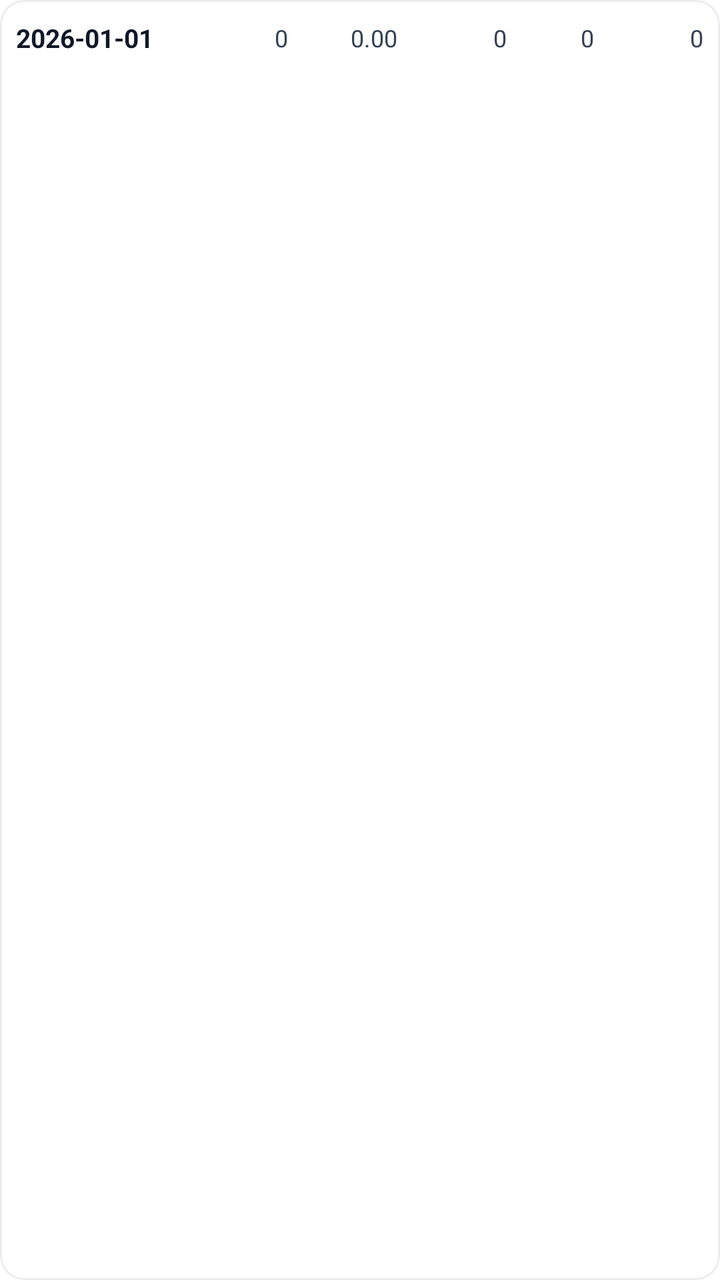
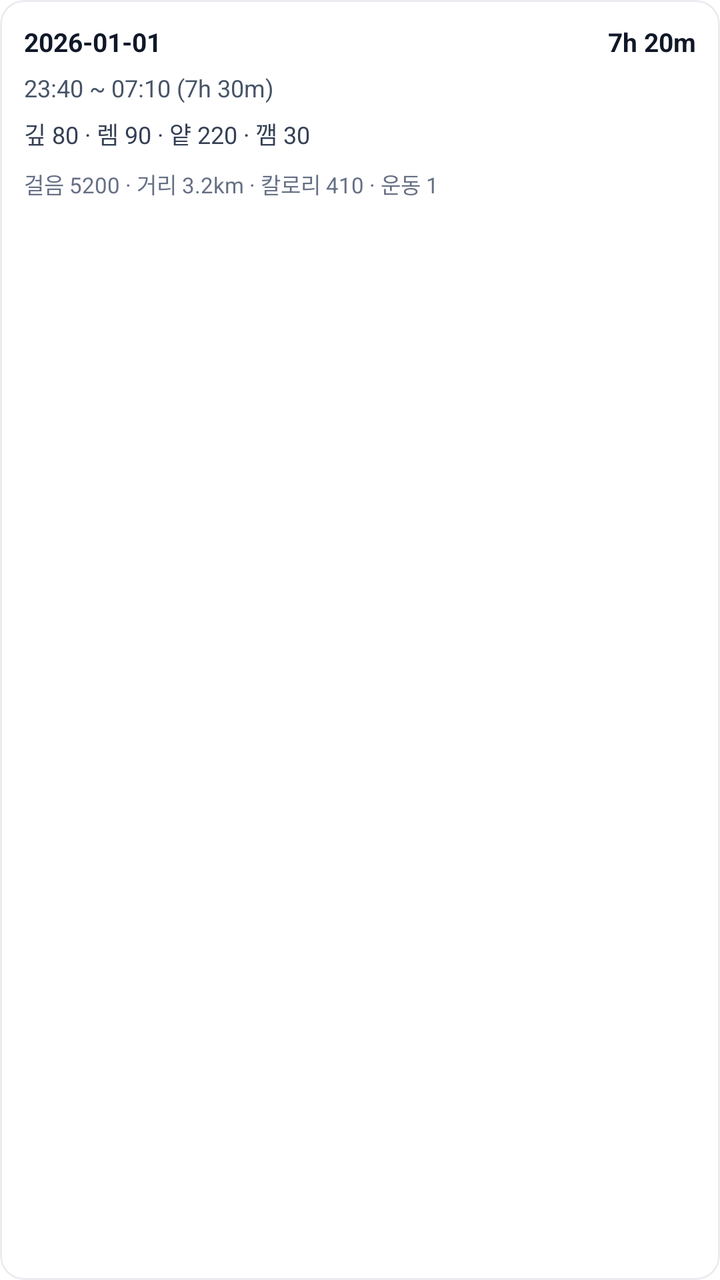

The first picture is an Android layout as it rendered before a commit; the second is the same layout after the commit. The layout source and the unified diff follow.
<!-- AndroidManifest.xml: application theme Theme.OpenclawHealthUploader -->
<!-- res/layout/item_health_daily.xml -->
<?xml version="1.0" encoding="utf-8"?>
<com.google.android.material.card.MaterialCardView xmlns:android="http://schemas.android.com/apk/res/android"
  xmlns:app="http://schemas.android.com/apk/res-auto"
  android:layout_width="match_parent"
  android:layout_height="wrap_content"
  android:layout_marginBottom="6dp"
  app:cardBackgroundColor="#FFFFFF"
  app:cardCornerRadius="12dp"
  app:cardElevation="0dp"
  app:strokeColor="#EAECF0"
  app:strokeWidth="1dp">

  <LinearLayout
    android:layout_width="match_parent"
    android:layout_height="wrap_content"
    android:gravity="center_vertical"
    android:orientation="horizontal"
    android:paddingHorizontal="8dp"
    android:paddingVertical="10dp">

    <TextView
      android:id="@+id/tvDay"
      android:layout_width="0dp"
      android:layout_height="wrap_content"
      android:layout_weight="1.5"
      android:ellipsize="end"
      android:maxLines="1"
      android:text="2026-01-01"
      android:textColor="#101828"
      android:textSize="13sp"
      android:textStyle="bold" />

    <TextView
      android:id="@+id/tvSteps"
      android:layout_width="0dp"
      android:layout_height="wrap_content"
      android:layout_weight="1"
      android:gravity="end"
      android:text="0"
      android:textColor="#344054"
      android:textSize="12sp" />

    <TextView
      android:id="@+id/tvDistance"
      android:layout_width="0dp"
      android:layout_height="wrap_content"
      android:layout_weight="1"
      android:gravity="end"
      android:text="0.00"
      android:textColor="#344054"
      android:textSize="12sp" />

    <TextView
      android:id="@+id/tvCalories"
      android:layout_width="0dp"
      android:layout_height="wrap_content"
      android:layout_weight="1"
      android:gravity="end"
      android:text="0"
      android:textColor="#344054"
      android:textSize="12sp" />

    <TextView
      android:id="@+id/tvWorkouts"
      android:layout_width="0dp"
      android:layout_height="wrap_content"
      android:layout_weight="0.8"
      android:gravity="end"
      android:text="0"
      android:textColor="#344054"
      android:textSize="12sp" />

    <TextView
      android:id="@+id/tvSleep"
      android:layout_width="0dp"
      android:layout_height="wrap_content"
      android:layout_weight="1"
      android:gravity="end"
      android:text="0"
      android:textColor="#344054"
      android:textSize="12sp" />
  </LinearLayout>

</com.google.android.material.card.MaterialCardView>
<!-- resources referenced by this layout -->
<resources>
  <style name="Theme.OpenclawHealthUploader" parent="Theme.MaterialComponents.DayNight.NoActionBar">
      <item name="android:statusBarColor">@android:color/black</item>
    </style>
</resources>

<!-- the commit's change to res/layout/item_health_daily.xml (unified diff, before → after) -->
@@ -13,72 +13,64 @@
   <LinearLayout
     android:layout_width="match_parent"
     android:layout_height="wrap_content"
-    android:gravity="center_vertical"
-    android:orientation="horizontal"
-    android:paddingHorizontal="8dp"
-    android:paddingVertical="10dp">
+    android:orientation="vertical"
+    android:padding="12dp">
+
+    <LinearLayout
+      android:layout_width="match_parent"
+      android:layout_height="wrap_content"
+      android:gravity="center_vertical"
+      android:orientation="horizontal">
+
+      <TextView
+        android:id="@+id/tvDay"
+        android:layout_width="0dp"
+        android:layout_height="wrap_content"
+        android:layout_weight="1"
+        android:ellipsize="end"
+        android:maxLines="1"
+        android:text="2026-01-01"
+        android:textColor="#101828"
+        android:textSize="13sp"
+        android:textStyle="bold" />
+
+      <TextView
+        android:id="@+id/tvSleepTotal"
+        android:layout_width="wrap_content"
+        android:layout_height="wrap_content"
+        android:gravity="end"
+        android:text="7h 20m"
+        android:textColor="#101828"
+        android:textSize="13sp"
+        android:textStyle="bold" />
+    </LinearLayout>
 
     <TextView
-      android:id="@+id/tvDay"
-      android:layout_width="0dp"
+      android:id="@+id/tvSleepWindow"
+      android:layout_width="match_parent"
       android:layout_height="wrap_content"
-      android:layout_weight="1.5"
-      android:ellipsize="end"
-      android:maxLines="1"
-      android:text="2026-01-01"
-      android:textColor="#101828"
-      android:textSize="13sp"
-      android:textStyle="bold" />
+      android:layout_marginTop="6dp"
+      android:text="23:40 ~ 07:10 (7h 30m)"
+      android:textColor="#475467"
+      android:textSize="12sp" />
 
     <TextView
-      android:id="@+id/tvSteps"
-      android:layout_width="0dp"
+      android:id="@+id/tvSleepStages"
+      android:layout_width="match_parent"
       android:layout_height="wrap_content"
-      android:layout_weight="1"
-      android:gravity="end"
-      android:text="0"
+      android:layout_marginTop="6dp"
+      android:text="깊 80 · 렘 90 · 얕 220 · 깸 30"
       android:textColor="#344054"
       android:textSize="12sp" />
 
     <TextView
-      android:id="@+id/tvDistance"
-      android:layout_width="0dp"
+      android:id="@+id/tvActivitySecondary"
+      android:layout_width="match_parent"
       android:layout_height="wrap_content"
-      android:layout_weight="1"
-      android:gravity="end"
-      android:text="0.00"
-      android:textColor="#344054"
-      android:textSize="12sp" />
-
-    <TextView
-      android:id="@+id/tvCalories"
-      android:layout_width="0dp"
-      android:layout_height="wrap_content"
-      android:layout_weight="1"
-      android:gravity="end"
-      android:text="0"
-      android:textColor="#344054"
-      android:textSize="12sp" />
-
-    <TextView
-      android:id="@+id/tvWorkouts"
-      android:layout_width="0dp"
-      android:layout_height="wrap_content"
-      android:layout_weight="0.8"
-      android:gravity="end"
-      android:text="0"
-      android:textColor="#344054"
-      android:textSize="12sp" />
-
-    <TextView
-      android:id="@+id/tvSleep"
-      android:layout_width="0dp"
-      android:layout_height="wrap_content"
-      android:layout_weight="1"
-      android:gravity="end"
-      android:text="0"
-      android:textColor="#344054"
-      android:textSize="12sp" />
+      android:layout_marginTop="8dp"
+      android:text="걸음 5200 · 거리 3.2km · 칼로리 410 · 운동 1"
+      android:textColor="#667085"
+      android:textSize="11sp" />
   </LinearLayout>
 
 </com.google.android.material.card.MaterialCardView>
